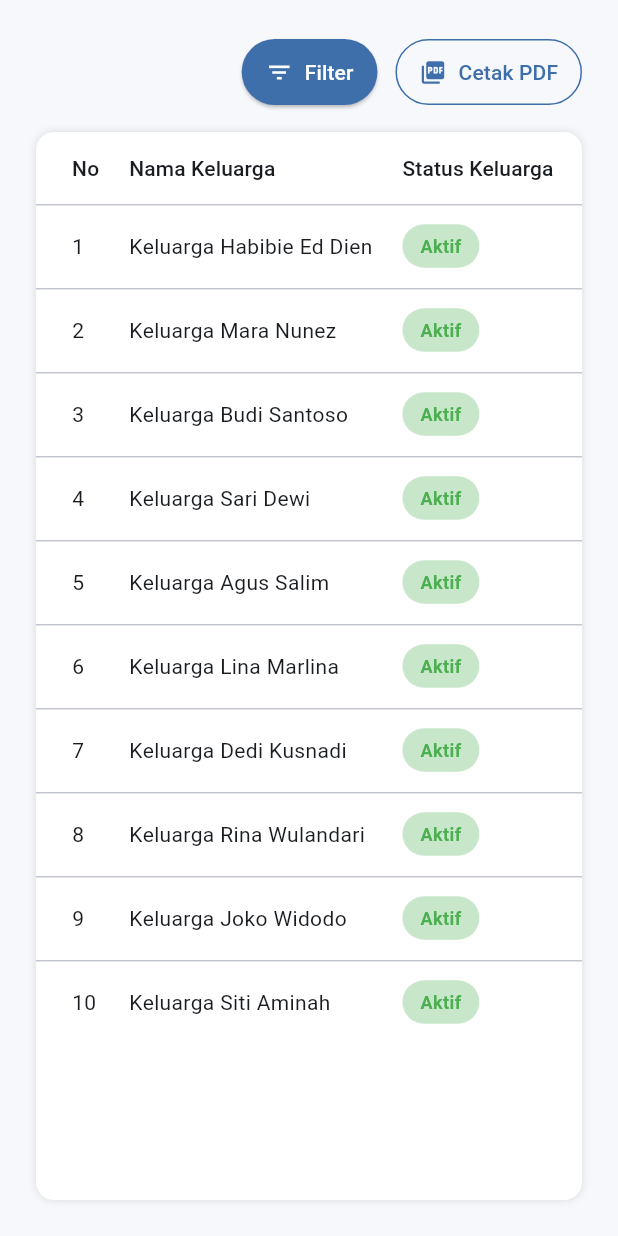
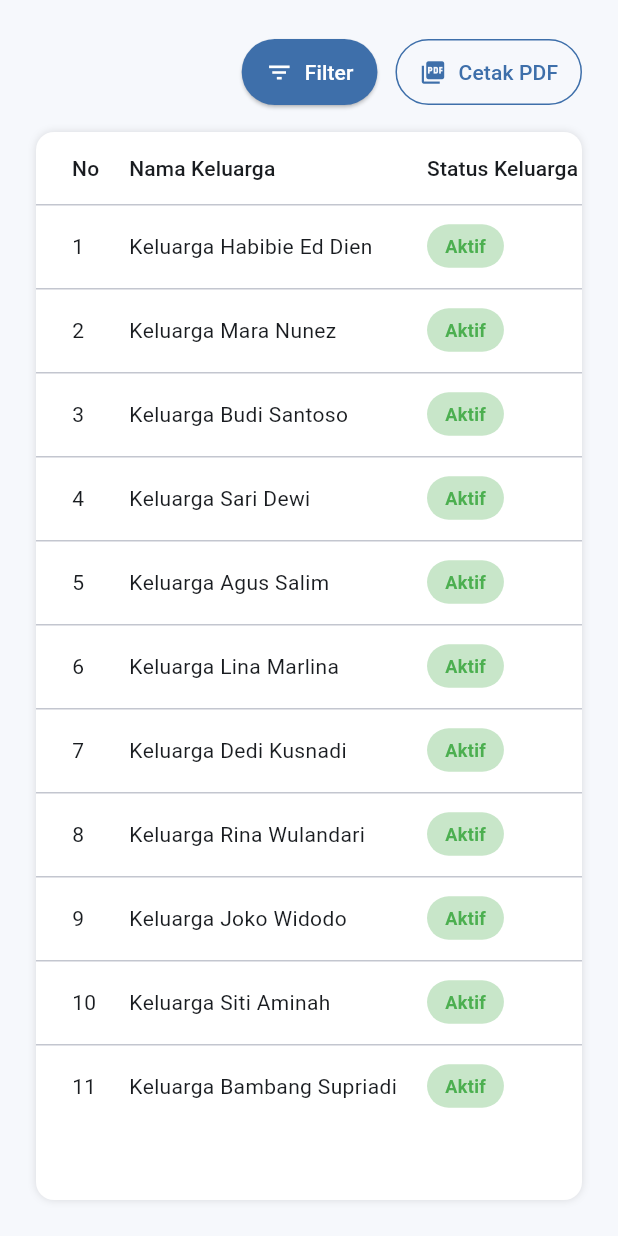
Before and after one commit to FebrianArkaSamudra/jawarapintar_group4, a Flutter app: the TagihanScreen screen opened directly, on a phone screen of 412 x 824 dp. Run offline on Flutter 3.47's test engine with Material 3 defaults, Android fonts, the phone set to English and light mode, and no system bars; our stand-ins replace file_picker, fl_chart, image_picker, shared_preferences; accounts and stored records are empty; Roboto replaces fonts that are missing (Poppins).

Commit message:
pemasukan screen

```diff
--- a/lib/screens/pemasukan/kategori_iuran_screen.dart
+++ b/lib/screens/pemasukan/kategori_iuran_screen.dart
@@ -35,6 +35,12 @@
       'nama': 'Agustusan',
       'jenis': 'Iuran Khusus',
       'nominal': 'Rp15,00',
+    },
+    {
+      'no': 8,
+      'nama': 'Bulanan',
+      'jenis': 'Iuran Khusus',
+      'nominal': 'Rp20,000',
     },
   ];
 
--- a/lib/screens/pemasukan/pemasukan_tambah_screen.dart
+++ b/lib/screens/pemasukan/pemasukan_tambah_screen.dart
@@ -15,7 +15,7 @@
   String? _selectedKategori;
   DateTime? _selectedDate;
 
-  final List<String> _kategoriList = ['Gaji', 'Bonus', 'Hadiah', 'Lainnya'];
+  final List<String> _kategoriList = ['Gaji', 'Bonus', 'Hadiah', 'Lainnya', 'Dana Bantuan Pemerintah', 'Pendapatan Lainnya'];
 
   void _pickDate() async {
     DateTime now = DateTime.now();
--- a/lib/screens/pemasukan/tagih_iuran_screen.dart
+++ b/lib/screens/pemasukan/tagih_iuran_screen.dart
@@ -17,7 +17,6 @@
     'Mingguan',
     'Bulanan',
     'Kerja Bakti',
-    'Suka Rela',
   ];
 
   @override
--- a/lib/screens/pemasukan/tagihan_screen.dart
+++ b/lib/screens/pemasukan/tagihan_screen.dart
@@ -106,6 +106,16 @@
         'periode': 'Januari 2025',
         'status': 'Belum Dibayar',
       },
+      {
+        'no': 11,
+        'nama': 'Keluarga Bambang Supriadi',
+        'statusKeluarga': 'Aktif',
+        'iuran': 'Bulanan',
+        'kodeTagihan': 'TG011',
+        'nominal': 'Rp 150.000',
+        'periode': 'Januari 2025',
+        'status': 'Belum Dibayar',
+      }
     ];
 
     Widget statusKeluargaPill(String text) {
```
Also changed, not shown: lib/screens/pemasukan/pemasukan_daftar_screen.dart (+7 -0 lines).
